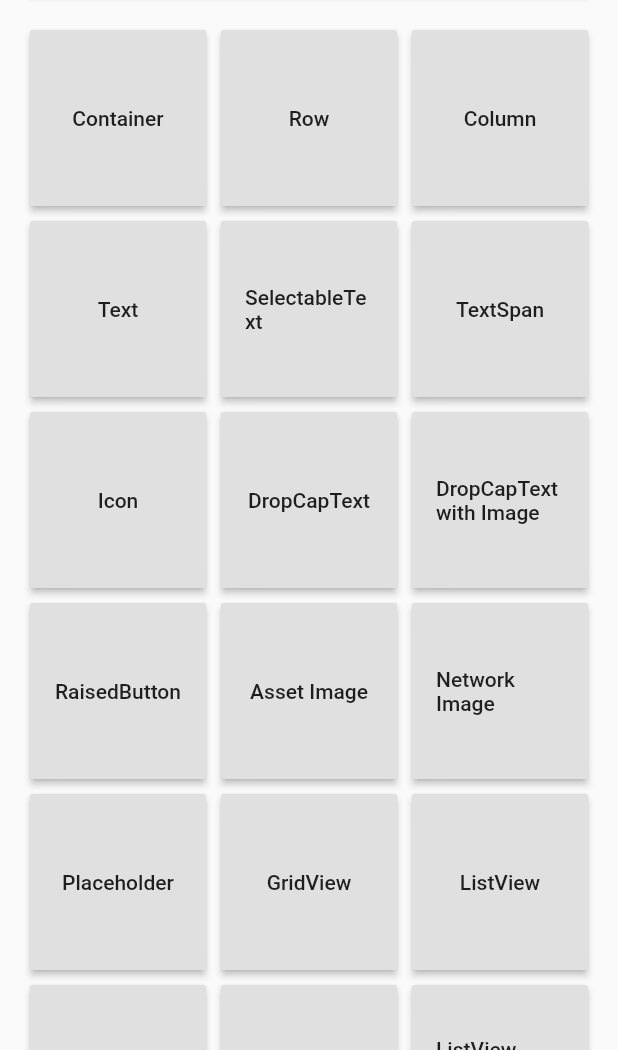
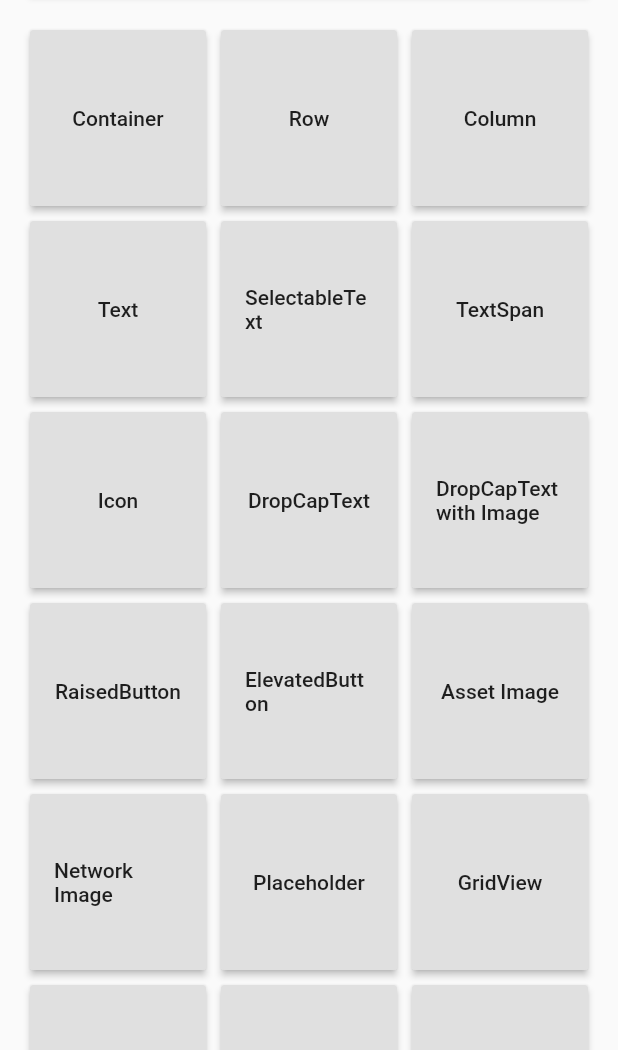
Before and after one commit to dengyin2000/dynamic_widget, a Flutter app: the screen it shows after launch, on a phone screen of 412 x 824 dp, the part 186-1236 px from its top. Run offline on Flutter 3.47's test engine with Material 2 defaults, Android fonts, the phone set to English and light mode, and no system bars; our stand-ins replace font_awesome_flutter.

Commit message:
finish ElevatedButtonParser.

```diff
--- a/example/lib/main.dart
+++ b/example/lib/main.dart
@@ -186,6 +186,16 @@ class _MyHomePageState extends State<MyHomePage> {
                         MaterialPageRoute(
                             builder: (context) =>
                                 CodeEditorPage(raisedButtonJson)));
+                  },
+                ),
+                RaisedButton(
+                  child: Text("ElevatedButton"),
+                  onPressed: () {
+                    Navigator.push(
+                        context,
+                        MaterialPageRoute(
+                            builder: (context) =>
+                                CodeEditorPage(elevatedButtonJson)));
                   },
                 ),
                 RaisedButton(
--- a/example/lib/widget_json.dart
+++ b/example/lib/widget_json.dart
@@ -190,11 +190,36 @@ var raisedButtonJson = '''
   "alignment": "center",
   "child": {
     "type": "RaisedButton",
-    "color": "##FF00FF",
+    "color": "#FF00FF",
     "padding": "8,8,8,8",
     "textColor": "#00FF00",
     "elevation" : 8.0,
     "splashColor" : "#00FF00",
+    "click_event" : "route://productDetail?goods_id=123",
+    "child" : {
+      "type": "Text",
+      "data": "I am a button"
+    }
+  }
+}
+
+
+''';
+
+var elevatedButtonJson = '''
+{
+  "type": "Container",
+  "alignment": "center",
+  "child": {
+    "type": "ElevatedButton",
+    "foregroundColor": "#FF00FF",
+    "shadowColor":"#E53914",
+    "padding": "8,8,8,8",
+    "elevation" : 8.0,
+    "textStyle":{
+      "color": "#00FF00",
+      "fontStyle": "italic"
+    },
     "click_event" : "route://productDetail?goods_id=123",
     "child" : {
       "type": "Text",
--- a/lib/dynamic_widget.dart
+++ b/lib/dynamic_widget.dart
@@ -77,7 +77,8 @@ class DynamicWidgetBuilder {
     AppBarWidgetParser(),
     LimitedBoxWidgetParser(),
     OffstageWidgetParser(),
-    OverflowBoxWidgetParser()
+    OverflowBoxWidgetParser(),
+    ElevatedButtonParser()
   ];
 
   static final _widgetNameParserMap = <String, WidgetParser>{};
```
Also changed, not shown: lib/dynamic_widget/basic/button_widget_parser.dart (+57 -0 lines), 1 other file.
